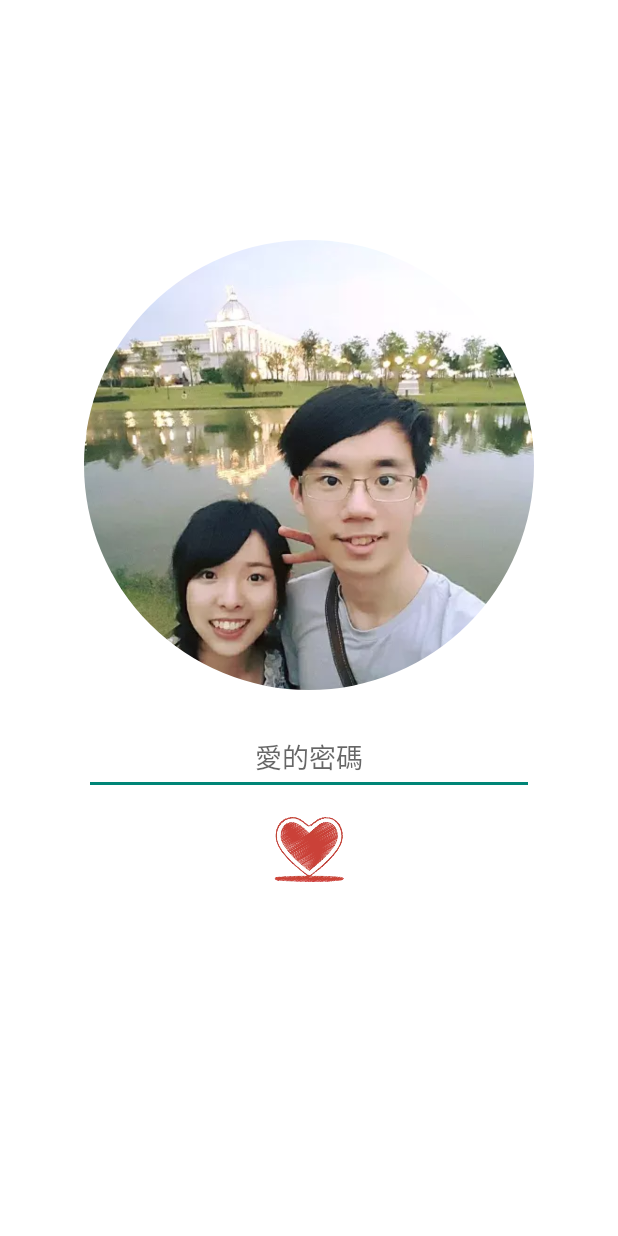
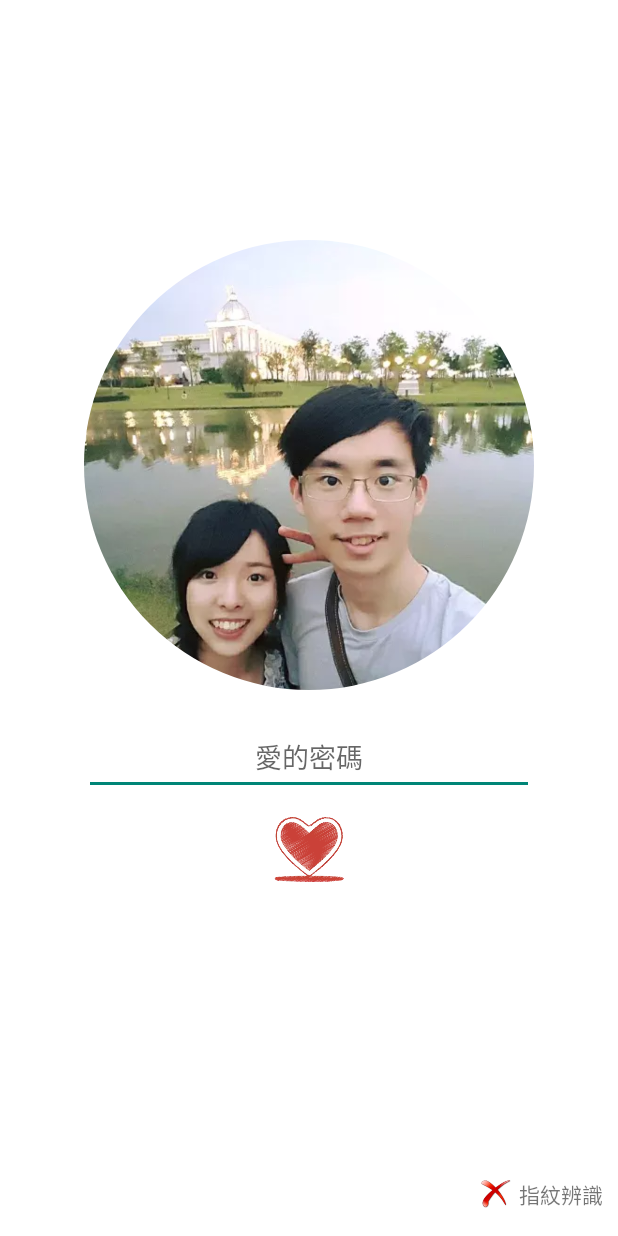
Before and after one commit to lchuang8211/nickWedding, an Android app: the screen it shows after launch (LoginActivity), on a phone screen of 412 x 824 dp. Run offline under Robolectric (Android 15) with nearby library versions, the phone set to English and light mode, and no system bars; our stand-ins replace CircleImageView, Timber, data binding; 2 statements that could not run were skipped.

Commit message:
新增 登入密碼 / 指紋辨識開關

```diff
--- a/app/src/main/java/com/nick/wedding/LoginActivity.kt
+++ b/app/src/main/java/com/nick/wedding/LoginActivity.kt
@@ -1,17 +1,22 @@
 package com.nick.wedding
 
 import android.animation.ObjectAnimator
+import android.content.Context
 import android.content.Intent
+import android.content.SharedPreferences
 import android.os.Bundle
+import android.view.View
 import android.widget.Toast
 import androidx.biometric.BiometricManager
 import androidx.biometric.BiometricPrompt
 import androidx.core.content.ContextCompat
 import androidx.databinding.DataBindingUtil
+import androidx.lifecycle.Observer
 import androidx.lifecycle.ViewModelProviders
 import com.nick.wedding.base.BaseActivity
 import com.nick.wedding.databinding.ActivityLoginBinding
 import com.nick.wedding.merryme.MerryMeActivity
+import com.nick.wedding.surpport.ToastUntil
 import timber.log.Timber
 
 class LoginActivity : BaseActivity() {
@@ -23,6 +28,10 @@ class LoginActivity : BaseActivity() {
     lateinit var biometricManager : BiometricManager
     lateinit var biometricPrompt : BiometricPrompt.PromptInfo
 
+    val myPWD = "1226"
+    val LoginFingerKey = "LoginFingerKey"
+    lateinit var sharedPreferences : SharedPreferences
+
     override fun onCreate(savedInstanceState: Bundle?) {
         Thread.sleep(2000)
         super.onCreate(savedInstanceState)
@@ -32,7 +41,8 @@ class LoginActivity : BaseActivity() {
         binding = DataBindingUtil.setContentView(this, R.layout.activity_login)
         binding.lifecycleOwner = this
 
-
+        sharedPreferences = this.getSharedPreferences("Login", Context.MODE_PRIVATE)
+        viewModel.finger.value = sharedPreferences.getBoolean(LoginFingerKey,false)
 
         initComponent()
         initObserver()
@@ -49,15 +59,37 @@ class LoginActivity : BaseActivity() {
         when (biometricManager.canAuthenticate()) {
             BiometricManager.BIOMETRIC_SUCCESS -> {
                 Timber.tag("hlcDebug").d(" BIOMETRIC_SUCCESS: 可以使用")
-                useBiometricPrompt()
+                binding.llFinger.visibility = View.VISIBLE
+                if (sharedPreferences.getBoolean(LoginFingerKey,false)) {
+                    useBiometricPrompt()
+                    binding.ivFinger.setImageResource(R.drawable.icon_tick)
+                } else {
+                    binding.ivFinger.setImageResource(R.drawable.icon_cross)
+                }
             }
-            BiometricManager.BIOMETRIC_ERROR_NO_HARDWARE ->
+            BiometricManager.BIOMETRIC_ERROR_NO_HARDWARE -> {
                 Timber.tag("hlcDebug").d(" BIOMETRIC_ERROR_NO_HARDWARE: 硬體不支持此功能")
-            BiometricManager.BIOMETRIC_ERROR_HW_UNAVAILABLE ->
+                binding.llFinger.visibility = View.GONE
+            }
+            BiometricManager.BIOMETRIC_ERROR_HW_UNAVAILABLE -> {
                 Timber.tag("hlcDebug").d(" BIOMETRIC_ERROR_HW_UNAVAILABLE: 目前無法使用")
-            BiometricManager.BIOMETRIC_ERROR_NONE_ENROLLED ->
+                binding.llFinger.visibility = View.GONE
+            }
+            BiometricManager.BIOMETRIC_ERROR_NONE_ENROLLED -> {
+                binding.llFinger.visibility = View.GONE
                 Timber.tag("hlcDebug").d(" BIOMETRIC_ERROR_NONE_ENROLLED: 沒有設置")
+            }
         }
+
+        viewModel.finger.observe(this, Observer { finger ->
+            if (finger) {
+                binding.ivFinger.setImageResource(R.drawable.icon_tick)
+            } else {
+                binding.ivFinger.setImageResource(R.drawable.icon_cross)
+            }
+        })
+
+
 
 
     }
@@ -77,11 +109,22 @@ class LoginActivity : BaseActivity() {
         }
 
         binding.ivHeart.setOnClickListener {
-                startActivity(Intent(this, MerryMeActivity::class.java))
-                return@setOnClickListener
+            val pwd = binding.evPassword.text.toString()
+            if (pwd.equals("")) {
+                ToastUntil("我們的愛情密碼，難道是一場空嗎？", Toast.LENGTH_LONG)
+            } else if (!pwd.equals(myPWD)){
+                ToastUntil("我們的愛情密碼，注定在那特別的紀念日裡", Toast.LENGTH_LONG)
+            } else if (pwd.equals(myPWD)) {
+                gogogo()
+            }
         }
 
-
+        binding.llFinger.setOnClickListener {
+            if (viewModel.finger.value != null) {
+                viewModel.finger.value = viewModel.finger.value!!.not()
+                sharedPreferences.edit().putBoolean(LoginFingerKey, viewModel.finger.value!!).commit()
+            }
+        }
     }
 
     fun useBiometricPrompt(){
--- a/app/src/main/java/com/nick/wedding/MainViewModel.kt
+++ b/app/src/main/java/com/nick/wedding/MainViewModel.kt
@@ -7,4 +7,6 @@ class MainViewModel : BaseViewModel() {
 
     val stringData = MutableLiveData<String>("LiveData")
 
+    val finger = MutableLiveData<Boolean>()
+
 }
--- a/app/src/main/res/layout/activity_login.xml
+++ b/app/src/main/res/layout/activity_login.xml
@@ -42,5 +42,34 @@
             app:layout_constraintEnd_toEndOf="@+id/evPassword"
             app:layout_constraintTop_toBottomOf="@+id/evPassword"/>
 
+        <LinearLayout
+            android:id="@+id/llFinger"
+            android:layout_width="wrap_content"
+            android:layout_height="35dp"
+            android:orientation="horizontal"
+            android:layout_marginEnd="10dp"
+            android:layout_marginBottom="10dp"
+            android:gravity="center_vertical"
+            app:layout_constraintEnd_toEndOf="parent"
+            app:layout_constraintBottom_toBottomOf="parent">
+
+            <ImageView
+                android:id="@+id/ivFinger"
+                android:layout_width="20dp"
+                android:layout_height="20dp"
+                android:scaleType="centerInside"
+                android:layout_marginEnd="5dp"
+                android:src="@drawable/icon_cross"/>
+
+            <TextView
+                android:gravity="center_vertical"
+                android:layout_width="wrap_content"
+                android:layout_height="35dp"
+                android:textSize="14dp"
+                android:text="指紋辨識"/>
+        </LinearLayout>
+
+
+
     </androidx.constraintlayout.widget.ConstraintLayout>
 </layout>
```
